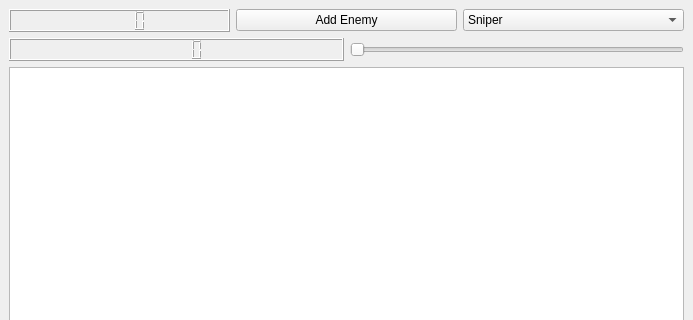
First picture: the form in mainwindow.ui, repository natemcoleman/endlessgame, before the edit; both pictures show x 0 to 693 and y 0 to 320 of the 693 by 518 pixel window.
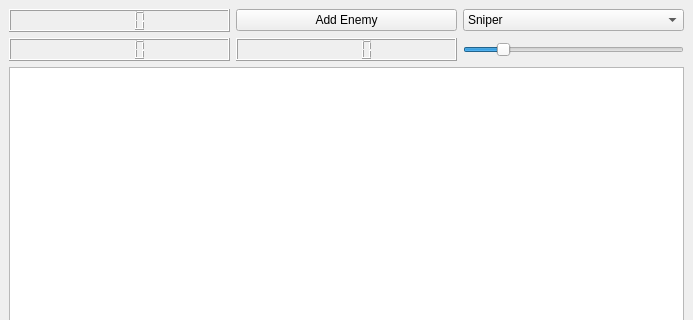
Second picture: the form after the edit.

Commit message: added player health

What changed in the file:
```diff
--- a/mainwindow.ui
+++ b/mainwindow.ui
@@ -65,6 +65,16 @@
             </property>
            </widget>
           </item>
+          <item>
+           <widget class="QLCDNumber" name="playerHealth">
+            <property name="sizePolicy">
+             <sizepolicy hsizetype="MinimumExpanding" vsizetype="Minimum">
+              <horstretch>0</horstretch>
+              <verstretch>0</verstretch>
+             </sizepolicy>
+            </property>
+           </widget>
+          </item>
           <item>
            <widget class="QSlider" name="enemyIntelligence">
             <property name="sizePolicy">
@@ -79,6 +89,9 @@
             <property name="maximum">
              <number>20</number>
             </property>
+            <property name="value">
+             <number>4</number>
+            </property>
             <property name="orientation">
              <enum>Qt::Horizontal</enum>
             </property>
```
Left out of the diff: 15 changed lines with no effect on the pictures. The commit also changes 7 other files.
